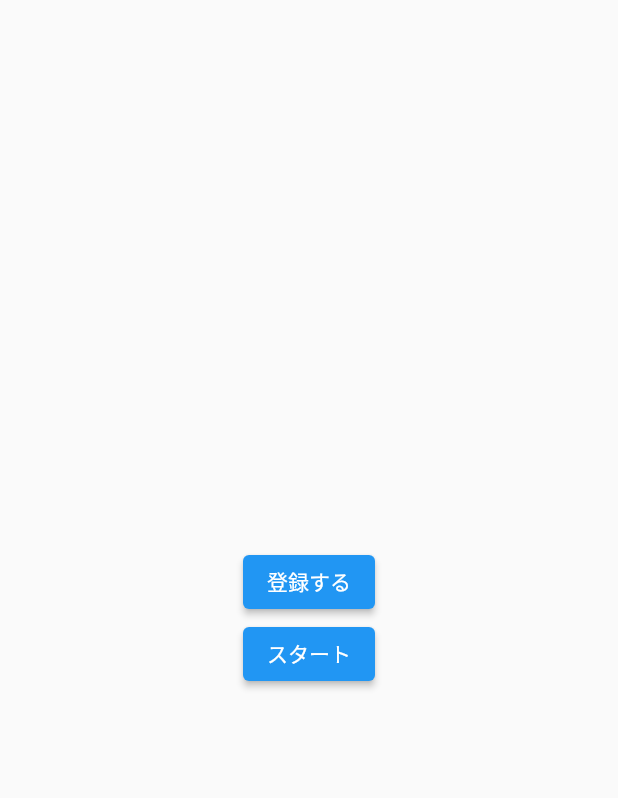
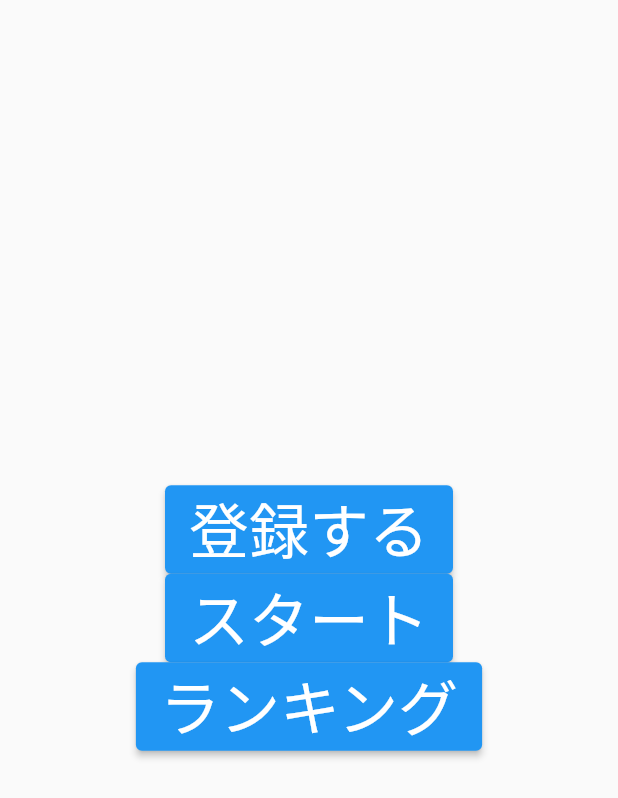
Before and after one commit to kyutech-programming-club/face_guessing, a Flutter app: the screen it shows after launch, on a phone screen of 412 x 824 dp. Shown: the top 798 px of the screen. Run offline on Flutter 3.47's test engine with Material 2 defaults, Android fonts, the phone set to English and light mode, and no system bars; our stand-ins replace camera, flutter_animation_progress_bar, flutter_riverpod, freezed_annotation; missing offline and left inert: widget_mask.

Commit message:
fixed version

```diff
--- a/lib/entity/user_entity.dart
+++ b/lib/entity/user_entity.dart
@@ -11,5 +11,6 @@ class UserEntity with _$UserEntity {
   const factory UserEntity({
     required String name,
     required Uint8List imageValue,
+    required int score,
   }) = _UserEntity;
 }
--- a/lib/page/register/component/register_page.dart
+++ b/lib/page/register/component/register_page.dart
@@ -1,10 +1,12 @@
 import 'dart:typed_data';
 
+import 'package:face_guessing/entity/user_entity.dart';
 import 'package:face_guessing/page/camera/camera_page.dart';
 import 'package:face_guessing/provider/presentation_provider.dart';
 import 'package:flutter/material.dart';
 import 'package:flutter_riverpod/flutter_riverpod.dart';
 
+import '../../ranking/ranking_page.dart';
 import 'confirm_page.dart';
 
 class RegisterPage extends ConsumerWidget {
@@ -12,15 +14,18 @@ class RegisterPage extends ConsumerWidget {
 
   @override
   Widget build(BuildContext context, WidgetRef ref) {
-    final image = ref.watch(faceImageProvider);
     return Scaffold(
+
       body: Center(
         child: Column(
           mainAxisAlignment: MainAxisAlignment.center,
           children: [
 
             ElevatedButton(
-              child: Text('登録する'),
+              child: Text('登録する',
+                       style: TextStyle(
+                       fontSize: 40),
+                     ),
               onPressed: () {
                 Navigator.push(
                   context,
@@ -31,12 +36,28 @@ class RegisterPage extends ConsumerWidget {
               },
             ),
             ElevatedButton(
-              child: Text('スタート'),
+              child: Text('スタート',
+                      style: TextStyle(
+                      fontSize: 40),
+                         ),
               onPressed: () {
                 Navigator.push(
                   context,
                   MaterialPageRoute(
                     builder: (context) => ConfirmPage(),
+                  ),
+                );
+              },
+            ), ElevatedButton(
+              child: Text('ランキング',
+                      style: TextStyle(
+                          fontSize: 40),
+                          ),
+              onPressed: () {
+                Navigator.push(
+                  context,
+                  MaterialPageRoute(
+                    builder: (context) => RankingPage(),
                   ),
                 );
               },
--- a/lib/page/register/name_page.dart
+++ b/lib/page/register/name_page.dart
@@ -43,8 +43,8 @@ class _State extends ConsumerState<NamePage> {
                   child: Text('確定'),
                   onPressed: () {
                     final inputname = myController.text;
-                    ref.read(userEntitiesProvider.notifier).addUserEntity(UserEntity(name: inputname, imageValue: image!));
-                    Navigator.push(
+                      ref.read(userEntitiesProvider.notifier).addUserEntity(UserEntity(name: inputname, imageValue: image!, score: 0));
+                      Navigator.push(
                       context,
                       MaterialPageRoute(
                         builder: (context) => ConfirmPage(),
--- a/lib/provider/presentation_provider.dart
+++ b/lib/provider/presentation_provider.dart
@@ -23,7 +23,7 @@ final cameraProvider = FutureProvider.autoDispose<CameraController?>(
 
 final faceImageProvider = StateProvider<Uint8List?>((ref) => null);
 
-final Player1Score = StateProvider<int>((ref) => 0);
+final Player1Score = StateProvider<int>((ref) => 100);
 final Player2Score = StateProvider<int>((ref) => 0);
 final Player3Score = StateProvider<int>((ref) => 0);
 final Player4Score = StateProvider<int>((ref) => 0);
```
Also changed, not shown: lib/page/ranking/ranking_page.dart (added, +45 -0 lines), lib/entity/user_entity.freezed.dart.
